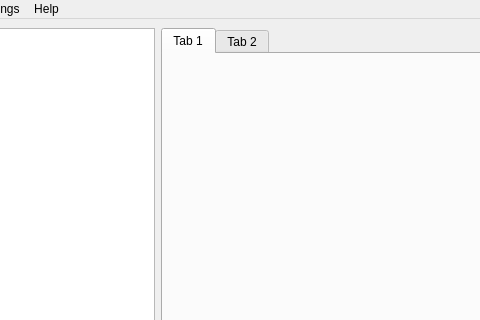
Qt form pytripgui/view/main_window.ui (pytrip/pytripgui) before a commit; both pictures show x 110 to 590 and y 0 to 320 of the 942 by 585 pixel window.
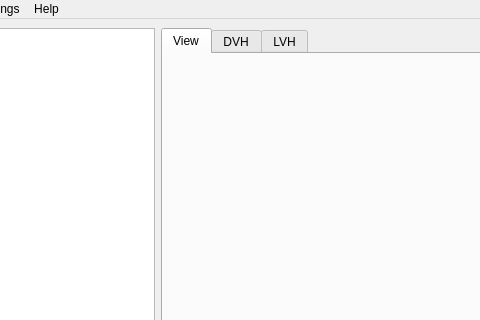
The same form after that commit.

```diff
--- a/pytripgui/view/main_window.ui
+++ b/pytripgui/view/main_window.ui
@@ -25,12 +25,17 @@
       </property>
       <widget class="QWidget" name="tab">
        <attribute name="title">
-        <string>Tab 1</string>
+        <string>View</string>
        </attribute>
       </widget>
       <widget class="QWidget" name="tab_2">
        <attribute name="title">
-        <string>Tab 2</string>
+        <string>DVH</string>
+       </attribute>
+      </widget>
+      <widget class="QWidget" name="tab_lvh">
+       <attribute name="title">
+        <string>LVH</string>
        </attribute>
       </widget>
      </widget>
```
Left out of the diff: 4 changed lines with no effect on the pictures.
